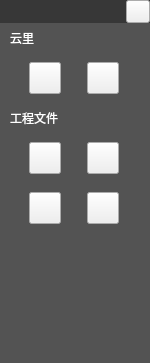
This is src/MyWidgets/loginwidget.ui in leoxxw/myshotcut as Qt 5 draws it before an edit. The edited form follows.
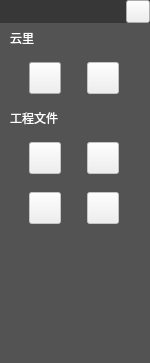
This is the edited form. Icons and pictures are not drawn.

```diff
--- a/src/MyWidgets/loginwidget.ui
+++ b/src/MyWidgets/loginwidget.ui
@@ -217,7 +217,7 @@
             <item>
              <widget class="QPushButton" name="pushButton_exit">
               <property name="enabled">
-               <bool>true</bool>
+               <bool>false</bool>
               </property>
               <property name="maximumSize">
                <size>
@@ -352,6 +352,9 @@
               <layout class="QHBoxLayout" name="horizontalLayout_5">
                <item>
                 <widget class="QPushButton" name="pushButton_open">
+                 <property name="enabled">
+                  <bool>false</bool>
+                 </property>
                  <property name="maximumSize">
                   <size>
                    <width>32</width>
@@ -370,6 +373,9 @@
                </item>
                <item>
                 <widget class="QPushButton" name="pushButton_send">
+                 <property name="enabled">
+                  <bool>false</bool>
+                 </property>
                  <property name="maximumSize">
                   <size>
                    <width>32</width>
@@ -401,7 +407,7 @@
                <item>
                 <widget class="QPushButton" name="pushButton_save">
                  <property name="enabled">
-                  <bool>true</bool>
+                  <bool>false</bool>
                  </property>
                  <property name="maximumSize">
                   <size>
@@ -422,6 +428,9 @@
                </item>
                <item>
                 <widget class="QPushButton" name="pushButton_save0">
+                 <property name="enabled">
+                  <bool>false</bool>
+                 </property>
                  <property name="maximumSize">
                   <size>
                    <width>32</width>
```
Left out of the diff: 1 changed line with no effect on the pictures.
